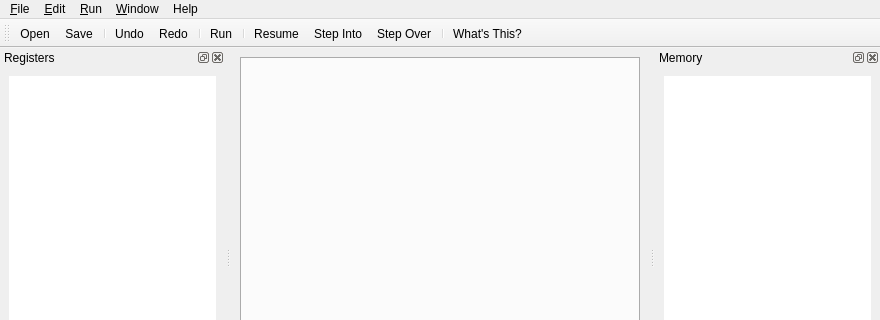
The window that qtarmsim/ui/mainwindow.ui (barrachi/qtarmsim) describes before a commit, drawn with Qt 5; both pictures show x 0 to 880 and y 0 to 320 of the 880 by 716 pixel window.
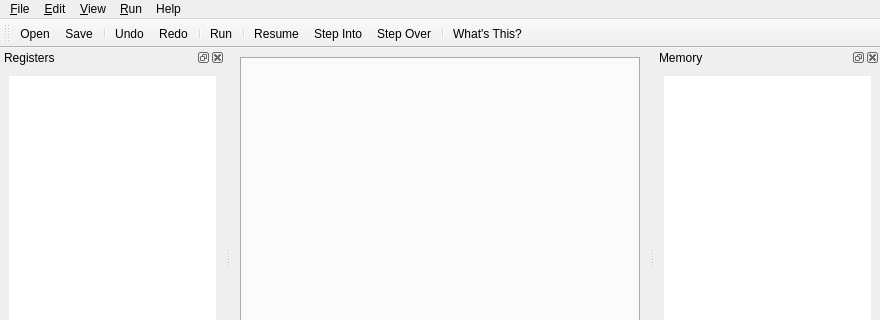
The same window after the commit. Icons and pictures are not drawn. Custom widgets are drawn as their Qt base class.

Commit message: Menu disposition rearrenged and change from 'Configure Qt ARMSim...' entry to 'Preferences...'

The edit to the form file:
```diff
--- a/qtarmsim/ui/mainwindow.ui
+++ b/qtarmsim/ui/mainwindow.ui
@@ -134,7 +134,7 @@
    </widget>
    <widget class="QMenu" name="menu_Window">
     <property name="title">
-     <string>&amp;Window</string>
+     <string>&amp;View</string>
     </property>
     <addaction name="actionShow_Statusbar"/>
     <addaction name="actionShow_Toolbar"/>
@@ -161,8 +161,8 @@
    </widget>
    <addaction name="menuFile"/>
    <addaction name="menu_Edit"/>
-   <addaction name="menuRun"/>
    <addaction name="menu_Window"/>
+   <addaction name="menuRun"/>
    <addaction name="menuHelp"/>
   </widget>
   <widget class="QStatusBar" name="statusBar"/>
```
Left out of the diff: 9 changed lines with no effect on the pictures. The commit also changes 3 other files.
